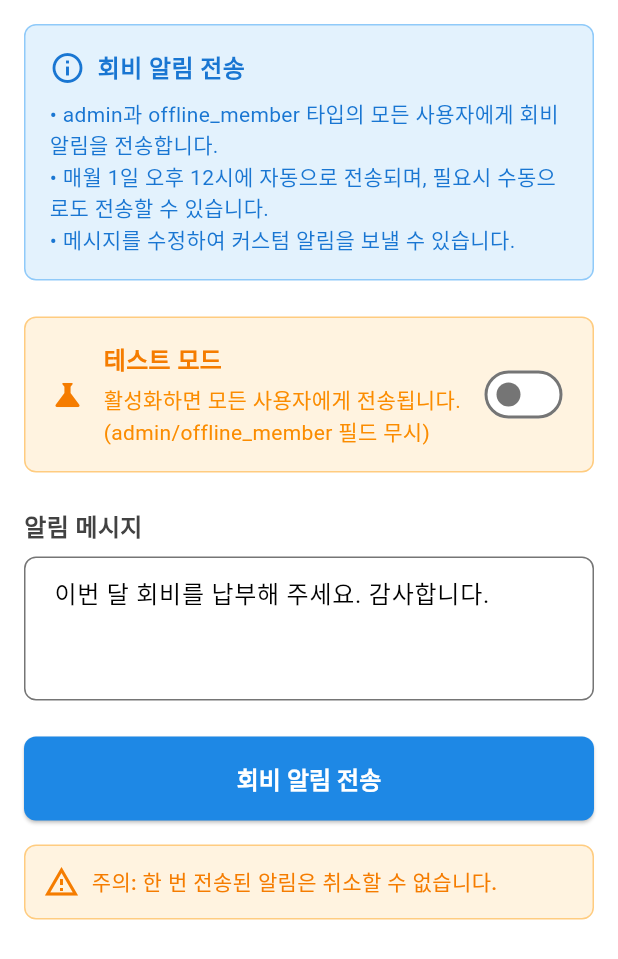
After one commit to ayz1070/youmr_v2, a Flutter app: the FeeNotificationPage screen opened directly, on a phone screen of 412 x 824 dp. The commit adds this screen. Shown: the top 959 px of the screen. Run offline on Flutter 3.47's test engine with Material 3 defaults, Android fonts, the phone set to English and light mode, and no system bars; our stand-ins replace cloud_firestore, dartz, firebase_auth, firebase_core, firebase_messaging, firebase_storage and 11 more; accounts and stored records are empty; Roboto replaces fonts that are missing (Montserrat).

```diff
--- /dev/null
+++ b/lib/features/admin/presentation/pages/fee_notification_page.dart
@@ -0,0 +1,327 @@
+import 'package:flutter/material.dart';
+import 'package:flutter_riverpod/flutter_riverpod.dart';
+import 'package:http/http.dart' as http;
+import 'dart:convert';
+import '../../../auth/presentation/providers/auth_provider.dart';
+
+/// 회비 알림 전송 페이지
+class FeeNotificationPage extends ConsumerStatefulWidget {
+  const FeeNotificationPage({super.key});
+
+  @override
+  ConsumerState<FeeNotificationPage> createState() => _FeeNotificationPageState();
+}
+
+class _FeeNotificationPageState extends ConsumerState<FeeNotificationPage> {
+  final _formKey = GlobalKey<FormState>();
+  final _messageController = TextEditingController();
+  bool _isLoading = false;
+  bool _testMode = false;
+
+  @override
+  void initState() {
+    super.initState();
+    // 기본 메시지 설정
+    _messageController.text = '이번 달 회비를 납부해 주세요. 감사합니다.';
+  }
+
+  @override
+  void dispose() {
+    _messageController.dispose();
+    super.dispose();
+  }
+
+  /// 회비 알림 전송
+  Future<void> _sendFeeNotification() async {
+    if (!_formKey.currentState!.validate()) return;
+
+    setState(() {
+      _isLoading = true;
+    });
+
+    try {
+      final currentUser = ref.read(authProvider).value;
+      if (currentUser == null) {
+        throw Exception('사용자 정보를 찾을 수 없습니다.');
+      }
+
+      // Firebase Functions URL
+      const functionUrl = 'https://us-central1-youmr-v2.cloudfunctions.net/sendManualFeeNotification';
+
+      final response = await http.post(
+        Uri.parse(functionUrl),
+        headers: {
+          'Content-Type': 'application/json',
+        },
+        body: json.encode({
+          'adminUserId': currentUser.uid,
+          'customMessage': _messageController.text.trim(),
+          'testMode': _testMode,
+        }),
+      );
+
+      if (response.statusCode == 200) {
+        final result = json.decode(response.body);
+
+        if (mounted) {
+          String message = '회비 알림이 전송되었습니다.\n'
+              '성공: ${result['successCount']}, 실패: ${result['failureCount']}\n'
+              '총 수신자: ${result['totalRecipients']}명';
+
+          if (result['testMode'] == true) {
+            message += '\n(테스트 모드로 모든 사용자에게 전송됨)';
+          }
+
+          ScaffoldMessenger.of(context).showSnackBar(
+            SnackBar(
+              content: Text(message),
+              backgroundColor: Colors.green,
+              duration: const Duration(seconds: 8),
+            ),
+          );
+
+          // 성공 시 메시지 초기화
+          _messageController.text = '이번 달 회비를 납부해 주세요. 감사합니다.';
+        }
+      } else if (response.statusCode == 403) {
+        throw Exception('관리자 권한이 없습니다. 관리자 계정으로 로그인해주세요.');
+      } else if (response.statusCode == 400) {
+        throw Exception('잘못된 요청입니다. 필수 정보를 확인해주세요.');
+      } else {
+        final errorData = json.decode(response.body);
+        throw Exception('알림 전송에 실패했습니다: ${errorData['error'] ?? response.statusCode}');
+      }
+    } catch (e) {
+      if (mounted) {
+        ScaffoldMessenger.of(context).showSnackBar(
+          SnackBar(
+            content: Text('오류가 발생했습니다: ${e.toString()}'),
+            backgroundColor: Colors.red,
+            duration: const Duration(seconds: 5),
+          ),
+        );
+      }
+    } finally {
+      if (mounted) {
+        setState(() {
+          _isLoading = false;
+        });
+      }
+    }
+  }
+
+  @override
+  Widget build(BuildContext context) {
+    return Scaffold(
+      resizeToAvoidBottomInset: true,
+      body: SafeArea(
+        child: SingleChildScrollView(
+          padding: const EdgeInsets.all(16.0),
+          child: Form(
+            key: _formKey,
+            child: Column(
+              crossAxisAlignment: CrossAxisAlignment.start,
+              children: [
+                // 안내 텍스트
+                Container(
+                  padding: const EdgeInsets.all(16),
+                  decoration: BoxDecoration(
+                    color: Colors.blue[50],
+                    borderRadius: BorderRadius.circular(8),
+                    border: Border.all(color: Colors.blue[200]!),
+                  ),
+                  child: Column(
+                    crossAxisAlignment: CrossAxisAlignment.start,
+                    children: [
+                      Row(
+                        children: [
+                          Icon(Icons.info_outline, color: Colors.blue[700]),
+                          const SizedBox(width: 8),
+                          Text(
+                            '회비 알림 전송',
+                            style: TextStyle(
+                              fontSize: 16,
+                              fontWeight: FontWeight.bold,
+                              color: Colors.blue[700],
+                            ),
+                          ),
+                        ],
+                      ),
+                      const SizedBox(height: 8),
+                      Text(
+                        '• admin과 offline_member 타입의 모든 사용자에게 회비 알림을 전송합니다.\n'
+                        '• 매월 1일 오후 12시에 자동으로 전송되며, 필요시 수동으로도 전송할 수 있습니다.\n'
+                        '• 메시지를 수정하여 커스텀 알림을 보낼 수 있습니다.',
+                        style: TextStyle(
+                          fontSize: 14,
+                          color: Colors.blue[700],
+                        ),
+                      ),
+                    ],
+                  ),
+                ),
+
+                const SizedBox(height: 24),
+
+                // 테스트 모드 스위치
+                Container(
+                  padding: const EdgeInsets.all(16),
+                  decoration: BoxDecoration(
+                    color: Colors.orange[50],
+                    borderRadius: BorderRadius.circular(8),
+                    border: Border.all(color: Colors.orange[200]!),
+                  ),
+                  child: Row(
+                    children: [
+                      Icon(Icons.science, color: Colors.orange[700]),
+                      const SizedBox(width: 12),
+                      Expanded(
+                        child: Column(
+                          crossAxisAlignment: CrossAxisAlignment.start,
+                          children: [
+                            Text(
+                              '테스트 모드',
+                              style: TextStyle(
+                                fontSize: 16,
+                                fontWeight: FontWeight.bold,
+                                color: Colors.orange[700],
+                              ),
+                            ),
+                            const SizedBox(height: 4),
+                            Text(
+                              '활성화하면 모든 사용자에게 전송됩니다. (admin/offline_member 필드 무시)',
+                              style: TextStyle(
+                                fontSize: 14,
+                                color: Colors.orange[600],
+                              ),
+                            ),
+                          ],
+                        ),
+                      ),
+                      Switch(
+                        value: _testMode,
+                        onChanged: (value) {
+                          setState(() {
+                            _testMode = value;
+                          });
+                        },
+                        activeColor: Colors.orange[600],
+                      ),
+                    ],
+                  ),
+                ),
+
+                const SizedBox(height: 24),
+
+                // 메시지 입력 필드
+                Text(
+                  '알림 메시지',
+                  style: TextStyle(
+                    fontSize: 16,
+                    fontWeight: FontWeight.bold,
+                    color: Colors.grey[800],
+                  ),
+                ),
+                const SizedBox(height: 8),
+                TextFormField(
+                  controller: _messageController,
+                  maxLines: 3,
+                  minLines: 3,
+                  decoration: InputDecoration(
+                    hintText: '회비 알림 메시지를 입력하세요',
+                    border: OutlineInputBorder(
+                      borderRadius: BorderRadius.circular(8),
+                    ),
+                    focusedBorder: OutlineInputBorder(
+                      borderRadius: BorderRadius.circular(8),
+                      borderSide: BorderSide(color: Colors.blue[400]!),
+                    ),
+                    contentPadding: const EdgeInsets.symmetric(horizontal: 16, vertical: 12),
+                  ),
+                  validator: (value) {
+                    if (value == null || value.trim().isEmpty) {
+                      return '메시지를 입력해주세요';
+                    }
+                    if (value.trim().length > 200) {
+                      return '메시지는 200자 이내로 입력해주세요';
+                    }
+                    return null;
+                  },
+                ),
+
+                const SizedBox(height: 24),
+
+                // 전송 버튼
+                SizedBox(
+                  width: double.infinity,
+                  child: ElevatedButton(
+                    onPressed: _isLoading ? null : _sendFeeNotification,
+                    style: ElevatedButton.styleFrom(
+                      backgroundColor: Colors.blue[600],
+                      foregroundColor: Colors.white,
+                      padding: const EdgeInsets.symmetric(vertical: 16),
+                      shape: RoundedRectangleBorder(
+                        borderRadius: BorderRadius.circular(8),
+                      ),
+                    ),
+                    child: _isLoading
+                        ? const Row(
+                            mainAxisAlignment: MainAxisAlignment.center,
+                            children: [
+                              SizedBox(
+                                width: 20,
+                                height: 20,
+                                child: CircularProgressIndicator(
+                                  strokeWidth: 2,
+                                  valueColor: AlwaysStoppedAnimation<Color>(Colors.white),
+                                ),
+                              ),
+                              SizedBox(width: 12),
+                              Text('전송 중...'),
+                            ],
+                          )
+                        : const Text(
+                            '회비 알림 전송',
+                            style: TextStyle(
+                              fontSize: 16,
+                              fontWeight: FontWeight.bold,
+                            ),
+                          ),
+                  ),
+                ),
+
+                const SizedBox(height: 16),
+
+                // 주의사항
+                Container(
+                  padding: const EdgeInsets.all(12),
+                  decoration: BoxDecoration(
+                    color: Colors.orange[50],
+                    borderRadius: BorderRadius.circular(8),
+                    border: Border.all(color: Colors.orange[200]!),
+                  ),
+                  child: Row(
+                    children: [
+                      Icon(Icons.warning_amber_outlined, color: Colors.orange[700]),
+                      const SizedBox(width: 8),
+                      Expanded(
+                        child: Text(
+                          '주의: 한 번 전송된 알림은 취소할 수 없습니다.',
+                          style: TextStyle(
+                            fontSize: 14,
+                            color: Colors.orange[700],
+                            fontWeight: FontWeight.w500,
+                          ),
+                        ),
+                      ),
+                    ],
+                  ),
+                ),
+              ],
+            ),
+          ),
+        ),
+      ),
+    );
+  }
+}
```
Also changed, not shown: lib/features/profile/presentation/pages/location_page.dart (added, +314 -0 lines), lib/features/profile/presentation/pages/profile_page.dart (+75 -0 lines).
